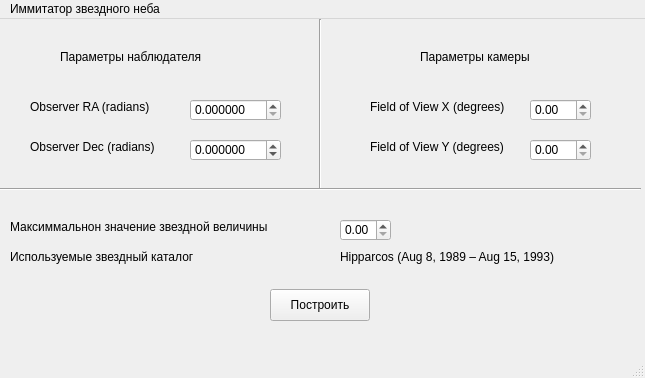
Old version of the form mainwindow.ui in the repository lemonilloun/starry_sky.
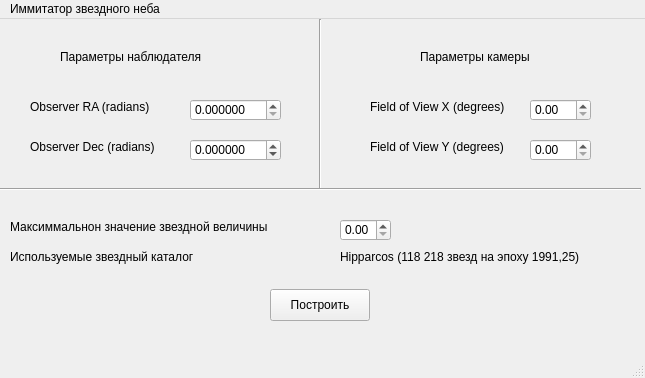
New version of the form.

Commit message: new interface for widget

Patch:
```diff
--- a/mainwindow.ui
+++ b/mainwindow.ui
@@ -210,12 +210,12 @@
      <rect>
       <x>340</x>
       <y>230</y>
-      <width>251</width>
+      <width>281</width>
       <height>16</height>
      </rect>
     </property>
     <property name="text">
-     <string>Hipparcos (Aug 8, 1989 – Aug 15, 1993)</string>
+     <string>Hipparcos (118 218 звезд на эпоху 1991,25)</string>
     </property>
    </widget>
    <widget class="Line" name="line_2">
```
The commit also changes 3 other files.
